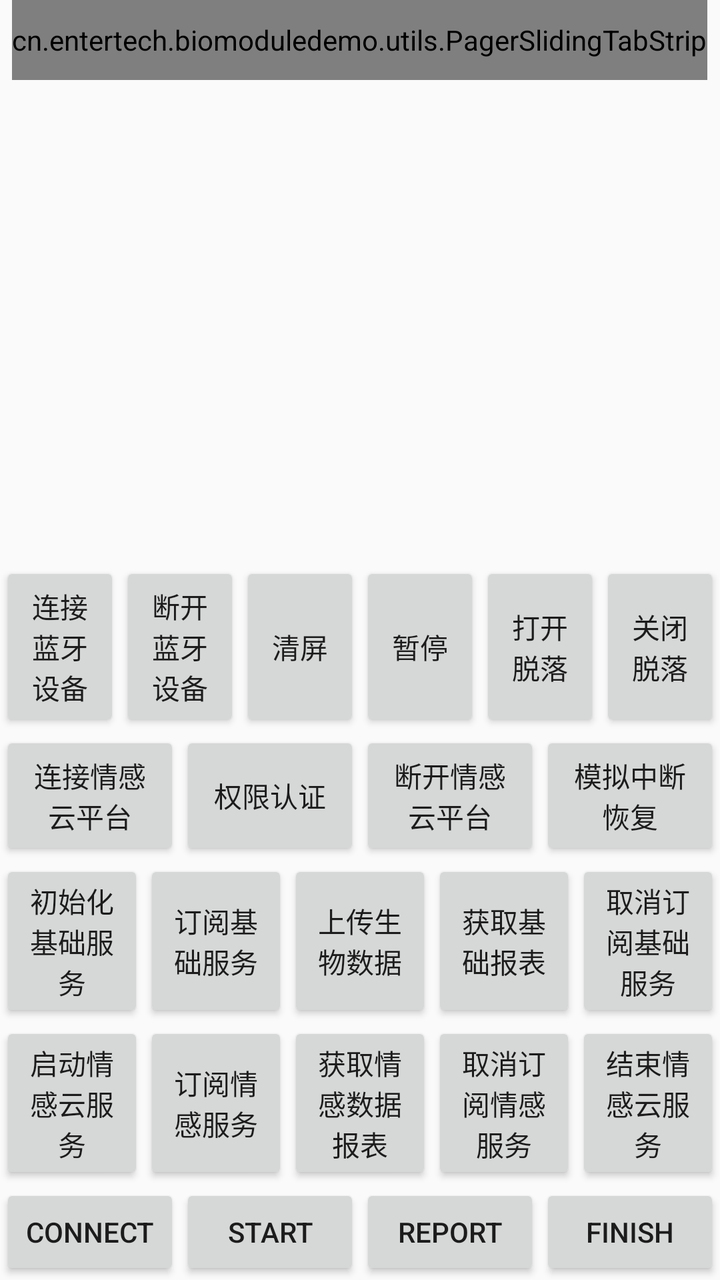
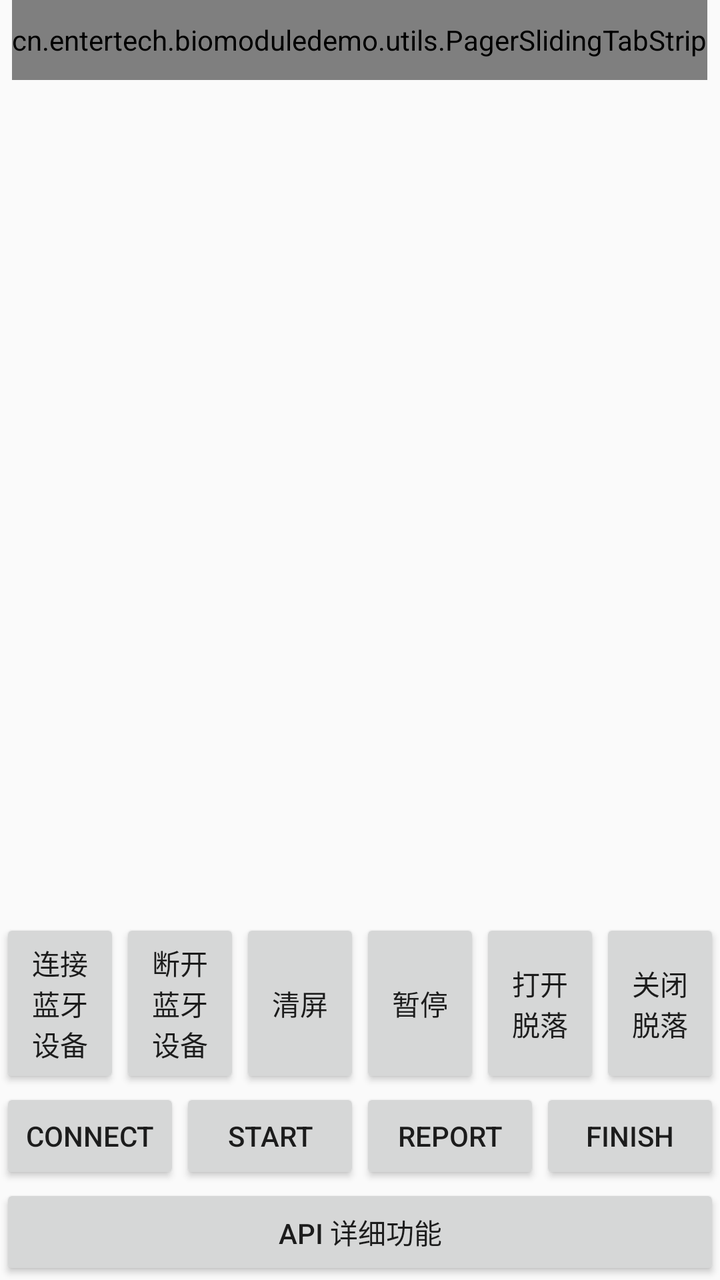

Two renders of the same Android screen: before a commit and after it. Below are the layout's source before the change and the commit's diff.
<!-- AndroidManifest.xml: activity theme AppTheme.NoActionBar -->
<!-- res/layout/activity_main.xml -->
<?xml version="1.0" encoding="utf-8"?>
<LinearLayout
        xmlns:android="http://schemas.android.com/apk/res/android"
        xmlns:app="http://schemas.android.com/apk/res-auto"
        xmlns:tools="http://schemas.android.com/tools"
        android:layout_width="match_parent"
        android:layout_height="match_parent"
        tools:context=".activity.MainActivity"
        android:orientation="vertical"
        >
    
    <cn.entertech.biomoduledemo.utils.PagerSlidingTabStrip
            android:id="@+id/message_tabs"
            android:layout_gravity="center"
            app:pstsIndicatorHeight="2dp"
            app:pstsUnderlineHeight="0dp"
            app:pstsTabUnselectedTextColor="#999999"
            app:pstsTabSelectedTextColor="@color/colorPrimary"
            app:pstsIndicatorColor="@color/colorPrimary"
            android:layout_width="wrap_content"
            android:layout_height="40dp"
            />

    <android.support.v4.view.ViewPager
            android:id="@+id/vp_contain"
            android:layout_width="match_parent"
            android:layout_height="0dp"
            android:layout_weight="1"
            >

    </android.support.v4.view.ViewPager>

    <LinearLayout
            android:layout_width="match_parent"
            android:layout_height="wrap_content"
            android:orientation="horizontal"
            >

        <Button
                android:layout_weight="1"
                android:layout_width="0dp"
                android:layout_height="match_parent"
                android:text="连接蓝牙设备"
                android:onClick="onConnectDevice"
                />

        <Button
                android:layout_weight="1"
                android:layout_width="0dp"
                android:layout_height="match_parent"
                android:text="断开蓝牙设备"
                android:onClick="onDisconnetDevice"
                />


        <Button
                android:layout_weight="1"
                android:layout_width="0dp"
                android:layout_height="match_parent"
                android:text="清屏"
                android:onClick="onClear"
                />


        <Button
                android:layout_weight="1"
                android:layout_width="0dp"
                android:layout_height="match_parent"
                android:text="暂停"
                android:onClick="onPause"
                />


        <Button
                android:layout_weight="1"
                android:layout_width="0dp"
                android:layout_height="match_parent"
                android:text="打开脱落"
                android:onClick="onStartContact"
                />

        <Button
                android:layout_weight="1"
                android:layout_width="0dp"
                android:layout_height="match_parent"
                android:text="关闭脱落"
                android:onClick="onStopContact"
                />


    </LinearLayout>

    <LinearLayout
            android:layout_width="match_parent"
            android:layout_height="wrap_content"
            android:orientation="horizontal"
            android:gravity="center_vertical"
            >

        <Button
                android:layout_weight="1"
                android:layout_width="0dp"
                android:layout_height="match_parent"
                android:text="连接情感云平台"
                android:onClick="onConnectSocket"
                />

        <Button
                android:layout_weight="1"
                android:layout_width="0dp"
                android:layout_height="match_parent"
                android:text="权限认证"
                android:onClick="onSessionCreate"
                />

        <Button
                android:layout_weight="1"
                android:layout_width="0dp"
                android:layout_height="match_parent"
                android:text="断开情感云平台"
                android:onClick="onSessionClose"
                />

        <Button
                android:layout_weight="1"
                android:layout_width="0dp"
                android:layout_height="match_parent"
                android:text="模拟中断恢复"
                android:onClick="onSessionRestore"
                />

    </LinearLayout>

    <LinearLayout
            android:layout_width="match_parent"
            android:layout_height="wrap_content"
            android:orientation="horizontal"
            >


        <Button
                android:layout_weight="1"
                android:layout_width="0dp"
                android:layout_height="match_parent"
                android:text="初始化基础服务"
                android:onClick="onInitBiodataServer"
                />

        <Button
                android:layout_weight="1"
                android:layout_width="0dp"
                android:layout_height="match_parent"
                android:text="订阅基础服务"
                android:onClick="onSubscribeBiodata"
                />

        <Button
                android:layout_weight="1"
                android:layout_width="0dp"
                android:layout_height="match_parent"
                android:text="上传生物数据"
                android:onClick="onUploadBiodata"
                />

        <Button
                android:layout_weight="1"
                android:layout_width="0dp"
                android:layout_height="match_parent"
                android:text="获取基础报表"
                android:onClick="onBiodataReport"
                />

        <Button
                android:layout_weight="1"
                android:layout_width="0dp"
                android:layout_height="match_parent"
                android:text="取消订阅基础服务"
                android:onClick="onUnsubscribeBiodata"
                />
    </LinearLayout>

    <LinearLayout
            android:layout_width="match_parent"
            android:layout_height="wrap_content"
            android:orientation="horizontal"
            >

        <Button
                android:layout_weight="1"
                android:layout_width="0dp"
                android:layout_height="match_parent"
                android:text="启动情感云服务"
                android:onClick="onStartAffective"
                />

        <Button
                android:layout_weight="1"
                android:layout_width="0dp"
                android:layout_height="match_parent"
                android:text="订阅情感服务"
                android:onClick="onSubscribeAffective"
                />

        <Button
                android:layout_weight="1"
                android:layout_width="0dp"
                android:layout_height="match_parent"
                android:text="获取情感数据报表"
                android:onClick="onAffectiveReport"
                />


        <Button
                android:layout_weight="1"
                android:layout_width="0dp"
                android:layout_height="match_parent"
                android:text="取消订阅情感服务"
                android:onClick="onUnsubscribeAffective"
                />

        <Button
                android:layout_weight="1"
                android:layout_width="0dp"
                android:layout_height="match_parent"
                android:text="结束情感云服务"
                android:onClick="onFinishAffective"
                />


    </LinearLayout>

    <LinearLayout
            android:layout_width="match_parent"
            android:layout_height="wrap_content"
            android:orientation="horizontal"
            >

        <Button
                android:layout_weight="1"
                android:layout_width="0dp"
                android:layout_height="match_parent"
                android:text="CONNECT"
                android:onClick="onConnect"
                />

        <Button
                android:layout_weight="1"
                android:layout_width="0dp"
                android:layout_height="match_parent"
                android:text="START"
                android:onClick="onStartUpload"
                />

        <Button
                android:layout_weight="1"
                android:layout_width="0dp"
                android:layout_height="match_parent"
                android:text="REPORT"
                android:onClick="onReport"
                />

        <Button
                android:layout_weight="1"
                android:layout_width="0dp"
                android:layout_height="match_parent"
                android:text="FINISH"
                android:onClick="onFinish"
                />

    </LinearLayout>


    
    
    
    
    
    
    
    
    
    
    
    


</LinearLayout>
<!-- resources referenced by this layout -->
<resources>
  <color name="colorPrimary">#008577</color>
  <style name="AppTheme.NoActionBar">
          <item name="windowActionBar">false</item>
          <item name="windowNoTitle">true</item>
      </style>
</resources>

<!-- the commit's change to res/layout/activity_main.xml (unified diff, before → after) -->
@@ -94,145 +94,6 @@
             android:layout_width="match_parent"
             android:layout_height="wrap_content"
             android:orientation="horizontal"
-            android:gravity="center_vertical"
-            >
-
-        <Button
-                android:layout_weight="1"
-                android:layout_width="0dp"
-                android:layout_height="match_parent"
-                android:text="连接情感云平台"
-                android:onClick="onConnectSocket"
-                />
-
-        <Button
-                android:layout_weight="1"
-                android:layout_width="0dp"
-                android:layout_height="match_parent"
-                android:text="权限认证"
-                android:onClick="onSessionCreate"
-                />
-
-        <Button
-                android:layout_weight="1"
-                android:layout_width="0dp"
-                android:layout_height="match_parent"
-                android:text="断开情感云平台"
-                android:onClick="onSessionClose"
-                />
-
-        <Button
-                android:layout_weight="1"
-                android:layout_width="0dp"
-                android:layout_height="match_parent"
-                android:text="模拟中断恢复"
-                android:onClick="onSessionRestore"
-                />
-
-    </LinearLayout>
-
-    <LinearLayout
-            android:layout_width="match_parent"
-            android:layout_height="wrap_content"
-            android:orientation="horizontal"
-            >
-
-
-        <Button
-                android:layout_weight="1"
-                android:layout_width="0dp"
-                android:layout_height="match_parent"
-                android:text="初始化基础服务"
-                android:onClick="onInitBiodataServer"
-                />
-
-        <Button
-                android:layout_weight="1"
-                android:layout_width="0dp"
-                android:layout_height="match_parent"
-                android:text="订阅基础服务"
-                android:onClick="onSubscribeBiodata"
-                />
-
-        <Button
-                android:layout_weight="1"
-                android:layout_width="0dp"
-                android:layout_height="match_parent"
-                android:text="上传生物数据"
-                android:onClick="onUploadBiodata"
-                />
-
-        <Button
-                android:layout_weight="1"
-                android:layout_width="0dp"
-                android:layout_height="match_parent"
-                android:text="获取基础报表"
-                android:onClick="onBiodataReport"
-                />
-
-        <Button
-                android:layout_weight="1"
-                android:layout_width="0dp"
-                android:layout_height="match_parent"
-                android:text="取消订阅基础服务"
-                android:onClick="onUnsubscribeBiodata"
-                />
-    </LinearLayout>
-
-    <LinearLayout
-            android:layout_width="match_parent"
-            android:layout_height="wrap_content"
-            android:orientation="horizontal"
-            >
-
-        <Button
-                android:layout_weight="1"
-                android:layout_width="0dp"
-                android:layout_height="match_parent"
-                android:text="启动情感云服务"
-                android:onClick="onStartAffective"
-                />
-
-        <Button
-                android:layout_weight="1"
-                android:layout_width="0dp"
-                android:layout_height="match_parent"
-                android:text="订阅情感服务"
-                android:onClick="onSubscribeAffective"
-                />
-
-        <Button
-                android:layout_weight="1"
-                android:layout_width="0dp"
-                android:layout_height="match_parent"
-                android:text="获取情感数据报表"
-                android:onClick="onAffectiveReport"
-                />
-
-
-        <Button
-                android:layout_weight="1"
-                android:layout_width="0dp"
-                android:layout_height="match_parent"
-                android:text="取消订阅情感服务"
-                android:onClick="onUnsubscribeAffective"
-                />
-
-        <Button
-                android:layout_weight="1"
-                android:layout_width="0dp"
-                android:layout_height="match_parent"
-                android:text="结束情感云服务"
-                android:onClick="onFinishAffective"
-                />
-
-
-    </LinearLayout>
-
-    <LinearLayout
-            android:layout_width="match_parent"
-            android:layout_height="wrap_content"
-            android:orientation="horizontal"
             >
 
         <Button
@@ -269,6 +130,12 @@
 
     </LinearLayout>
 
+    <Button
+            android:layout_width="match_parent"
+            android:layout_height="wrap_content"
+            android:text="API 详细功能"
+            android:onClick="toApiDetail"
+            />
 
     
     
